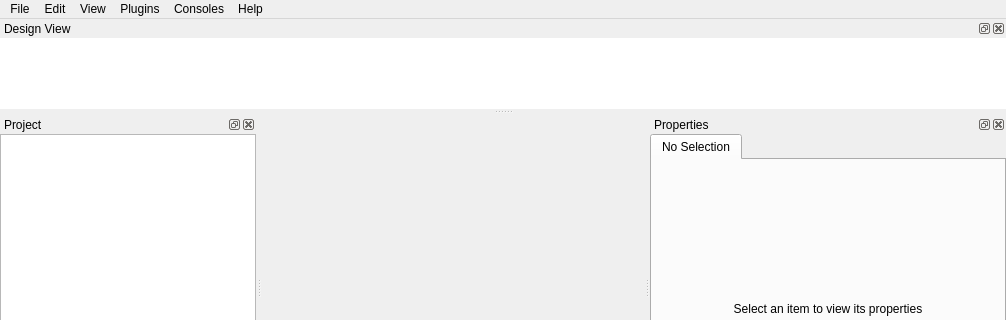
First picture: the form in spinetoolbox/ui/mainwindow.ui, repository spine-tools/Spine-Toolbox, before the edit; both pictures show x 0 to 1006 and y 0 to 320 of the 1006 by 671 pixel window.
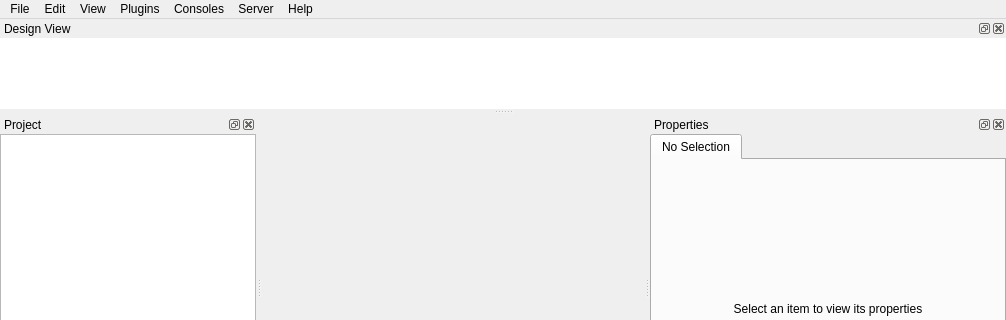
Second picture: the form after the edit. Icons and pictures are not drawn. Custom widgets are drawn as their Qt base class.

Commit message:
Spine Engine Server (#1604)
Client side code for remote execution

What changed in the file:
```diff
--- a/spinetoolbox/ui/mainwindow.ui
+++ b/spinetoolbox/ui/mainwindow.ui
@@ -120,11 +120,18 @@
     <addaction name="actionStartPythonConsole"/>
     <addaction name="actionStartJuliaConsole"/>
    </widget>
+   <widget class="QMenu" name="menuServer">
+    <property name="title">
+     <string>Server</string>
+    </property>
+    <addaction name="actionRetrieve_project"/>
+   </widget>
    <addaction name="menuFile"/>
    <addaction name="menuEdit"/>
    <addaction name="menuView"/>
    <addaction name="menuPlugins"/>
    <addaction name="menuConsoles"/>
+   <addaction name="menuServer"/>
    <addaction name="menuHelp"/>
   </widget>
   <widget class="QStatusBar" name="statusbar"/>
```
Left out of the diff: 5 changed lines with no effect on the pictures. The commit also changes 44 other files.
